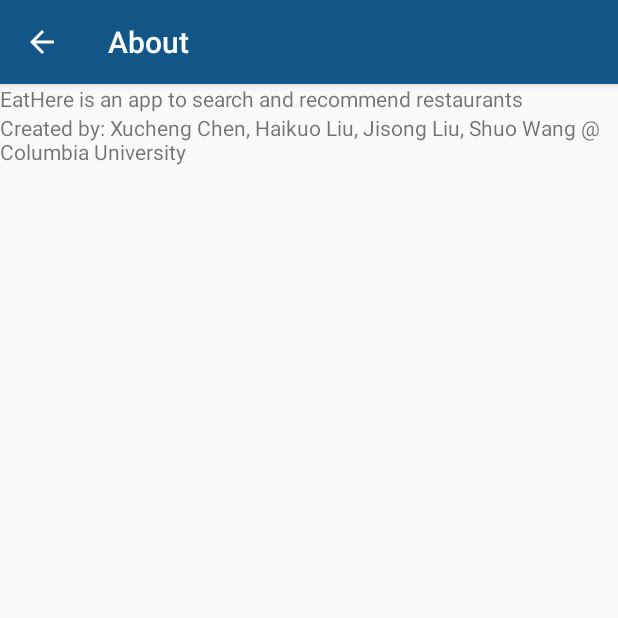
After one commit to Phantomape/courses-columbia, an Android app: the AboutActivity screen opened directly, with no data from a screen before it, on a phone screen of 412 x 824 dp, the top half of it. The commit adds this screen. Run offline under Robolectric (Android 15) with nearby library versions, the light colour scheme and no system bars.

Commit message:
Add about Activity

```diff
--- /dev/null
+++ b/app/src/main/java/com/eathere/cc/eathere/AboutActivity.java
@@ -0,0 +1,32 @@
+package com.eathere.cc.eathere;
+
+import android.os.Bundle;
+import android.support.v7.app.AppCompatActivity;
+import android.support.v7.widget.Toolbar;
+import android.view.MenuItem;
+
+public class AboutActivity extends AppCompatActivity {
+
+    @Override
+    protected void onCreate(Bundle savedInstanceState) {
+        super.onCreate(savedInstanceState);
+        setContentView(R.layout.activity_about);
+        // Get toolbar
+        Toolbar toolbar = (Toolbar) findViewById(R.id.toolbar);
+        setSupportActionBar(toolbar);
+        // display back arrow button
+        getSupportActionBar().setDisplayHomeAsUpEnabled(true);
+    }
+
+    @Override
+    public boolean onOptionsItemSelected(MenuItem item) {
+        switch (item.getItemId()){
+            // Let back arrow button to go back to MainActivity
+            case android.R.id.home:
+                onBackPressed();
+                return true;
+        }
+        return super.onOptionsItemSelected(item);
+    }
+
+}
--- /dev/null
+++ b/app/src/main/res/layout/activity_about.xml
@@ -0,0 +1,43 @@
+<?xml version="1.0" encoding="utf-8"?>
+<android.support.design.widget.CoordinatorLayout xmlns:android="http://schemas.android.com/apk/res/android"
+    xmlns:app="http://schemas.android.com/apk/res-auto"
+    xmlns:tools="http://schemas.android.com/tools"
+    android:layout_width="match_parent"
+    android:layout_height="match_parent"
+    android:fitsSystemWindows="true"
+    tools:context="com.eathere.cc.eathere.AboutActivity">
+
+    <android.support.design.widget.AppBarLayout
+        android:layout_width="match_parent"
+        android:layout_height="wrap_content"
+        android:theme="@style/MyMaterialTheme.AppBarOverlay">
+
+        <android.support.v7.widget.Toolbar
+            android:id="@+id/toolbar"
+            android:layout_width="match_parent"
+            android:layout_height="?attr/actionBarSize"
+            android:background="?attr/colorPrimary"
+            app:popupTheme="@style/MyMaterialTheme.PopupOverlay" />
+
+    </android.support.design.widget.AppBarLayout>
+
+    <LinearLayout
+        app:layout_behavior="@string/appbar_scrolling_view_behavior"
+        android:layout_width="fill_parent"
+        android:layout_height="fill_parent"
+        android:orientation="vertical"><!-- have an eye on ! -->
+        <TextView android:id="@+id/activity_about_text_view_content"
+            android:layout_width="wrap_content"
+            android:layout_height="wrap_content"
+            android:text="@string/about_content"
+            android:layout_weight="0"
+            />
+        <TextView android:id="@+id/activity_about_text_view_credits"
+            android:layout_width="wrap_content"
+            android:layout_height="wrap_content"
+            android:text="@string/about_credits"
+            android:layout_weight="0"
+            />
+    </LinearLayout>
+
+</android.support.design.widget.CoordinatorLayout>
--- a/app/src/main/res/layout/fragment_me.xml
+++ b/app/src/main/res/layout/fragment_me.xml
@@ -6,9 +6,10 @@
     tools:context="com.eathere.cc.eathere.MeFragment">
 
     <TextView
+        android:id="@+id/frag_me_about"
         android:layout_width="wrap_content"
         android:layout_height="wrap_content"
-        android:text="@string/frag_me"
+        android:text="@string/frag_me_about"
         android:textSize="40dp"
         android:textStyle="bold"
         android:layout_centerInParent="true"/>
--- a/app/src/main/res/values/dimens.xml
+++ b/app/src/main/res/values/dimens.xml
@@ -6,4 +6,5 @@
     <dimen name="tab_padding_bottom">16dp</dimen>
     <dimen name="tab_label">14sp</dimen>
     <dimen name="custom_tab_layout_height">72dp</dimen>
+    <dimen name="fab_margin">16dp</dimen>
 </resources>
--- a/app/src/main/res/values/strings.xml
+++ b/app/src/main/res/values/strings.xml
@@ -3,4 +3,8 @@
     <string name="frag_restaurant">Restaurant</string>
     <string name="frag_recommend">Recommend</string>
     <string name="frag_me">Me</string>
+    <string name="frag_me_about">About</string>
+    <string name="title_activity_about">About</string>
+    <string name="about_content">EatHere is an app to search and recommend restaurants</string>
+    <string name="about_credits">Created by: Xucheng Chen, Haikuo Liu, Jisong Liu, Shuo Wang @ Columbia University</string>
 </resources>
--- a/app/src/main/res/values/styles.xml
+++ b/app/src/main/res/values/styles.xml
@@ -12,4 +12,8 @@
         <item name="colorAccent">@color/colorAccent</item>
     </style>
 
+    <style name="MyMaterialTheme.AppBarOverlay" parent="ThemeOverlay.AppCompat.Dark.ActionBar" />
+
+    <style name="MyMaterialTheme.PopupOverlay" parent="ThemeOverlay.AppCompat.Light" />
+
 </resources>
--- a/build.gradle
+++ b/build.gradle
@@ -5,7 +5,7 @@
         jcenter()
     }
     dependencies {
-        classpath 'com.android.tools.build:gradle:2.2.2'
+        classpath 'com.android.tools.build:gradle:2.2.3'
 
         // NOTE: Do not place your application dependencies here; they belong
         // in the individual module build.gradle files
```
Also changed, not shown: app/src/main/AndroidManifest.xml (+11 -4 lines), app/src/main/java/com/eathere/cc/eathere/MainActivity.java (renamed from app/src/main/java/com/eathere/cc/eathere/HomeActivity.java, +4 -4 lines), app/src/main/java/com/eathere/cc/eathere/MeFragment.java (+12 -1 lines), app/src/main/res/layout/activity_main.xml (renamed from app/src/main/res/layout/activity_home.xml).
